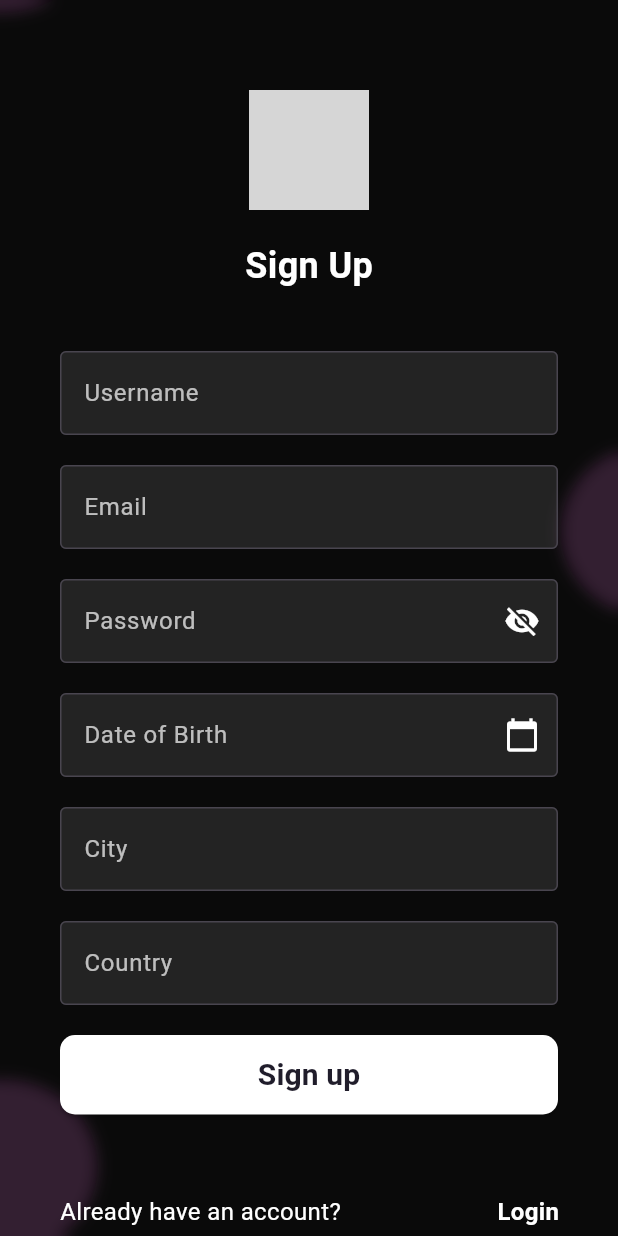
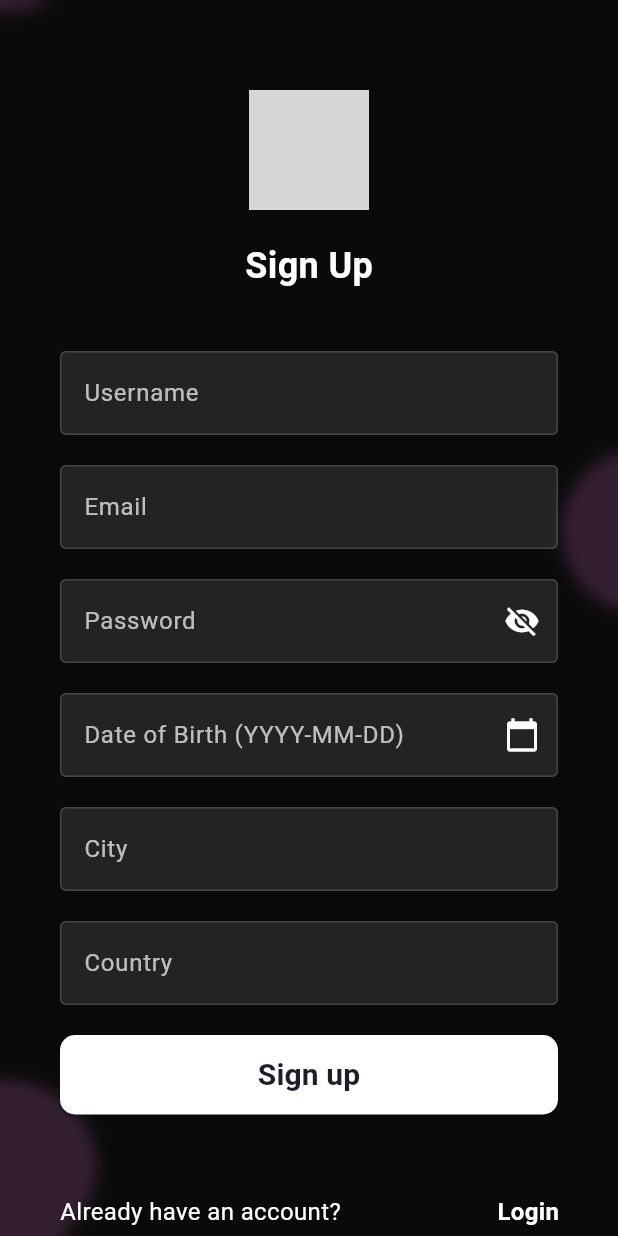
Before and after one commit to tiwarivk1511/Nextra, a Flutter app: the SignUpScreen screen opened directly, on a phone screen of 412 x 824 dp. Run offline on Flutter 3.47's test engine with Material 3 defaults, Android fonts, the phone set to English and light mode, and no system bars; our stand-ins replace firebase_analytics, firebase_core, flutter_markdown, flutter_svg, flutter_tts, font_awesome_flutter and 10 more; missing offline and left inert: flutter_barcode_scanner, flutter_internet_speed_test, google_ml_kit, simple_vcard_parser, translator, wifi_iot; accounts and stored records are empty; grey boxes are pictures that could not be loaded.

Commit message:
error fixed in Signup

```diff
--- a/lib/SignupScreen.dart
+++ b/lib/SignupScreen.dart
@@ -209,7 +209,7 @@ class _SignUpScreenState extends State<SignUpScreen> {
                         controller: _dateOfBirthController,
                         style: const TextStyle(color: Colors.white),
                         decoration: InputDecoration(
-                          hintText: 'Date of Birth',
+                          hintText: 'Date of Birth (YYYY-MM-DD)',
                           hintStyle: const TextStyle(color: Colors.white70),
                           border: const OutlineInputBorder(),
                           filled: true,
```
Also changed, not shown: 1 other file.
